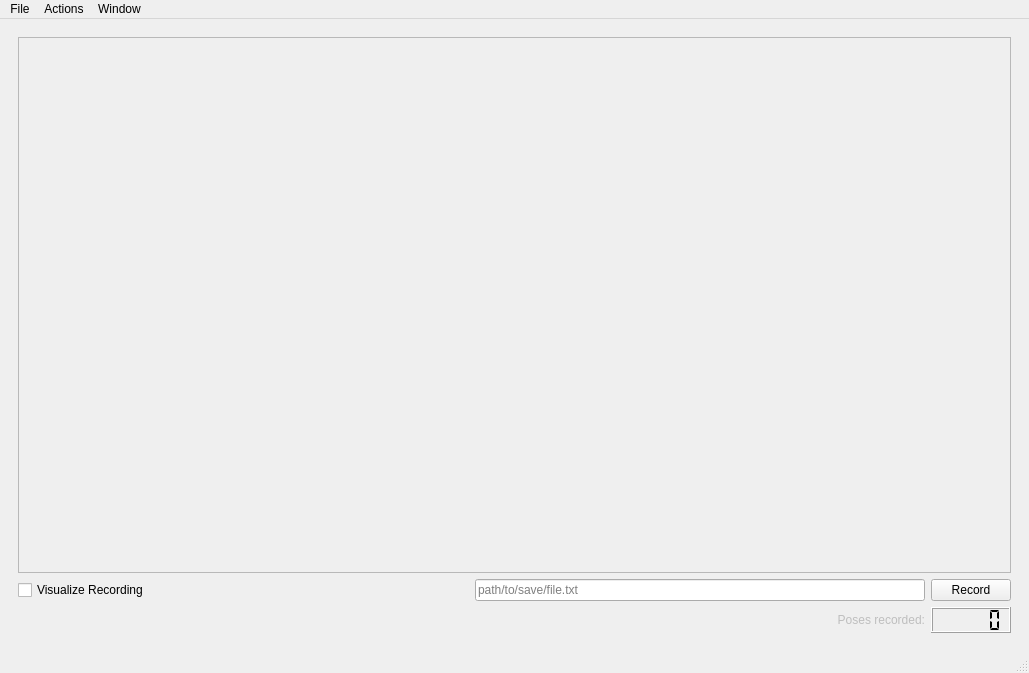
This is components/therapyAnalysis/src/mainUI.ui in robocomp/robotherapy as Qt 5 draws it before an edit. The edited form follows.
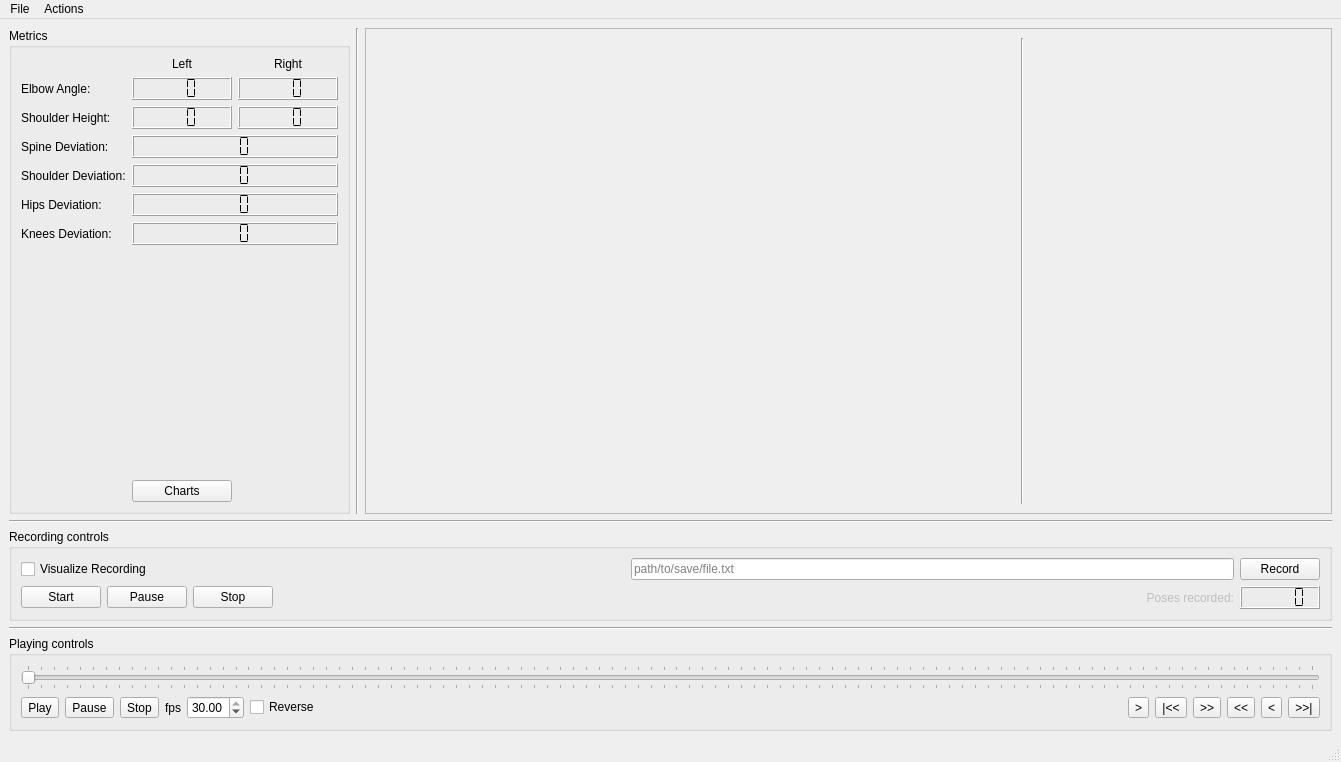
This is the edited form.

What changed in the file:
```diff
--- a/components/therapyAnalysis/src/mainUI.ui
+++ b/components/therapyAnalysis/src/mainUI.ui
@@ -6,24 +6,17 @@
    <rect>
     <x>0</x>
     <y>0</y>
-    <width>1029</width>
-    <height>673</height>
+    <width>1341</width>
+    <height>762</height>
    </rect>
   </property>
   <property name="windowTitle">
-   <string>therapyAnalysis</string>
+   <string>MainWindow</string>
   </property>
   <widget class="QWidget" name="centralwidget">
    <layout class="QVBoxLayout" name="verticalLayout_2">
     <item>
-     <widget class="QStackedWidget" name="stackedWidget">
-      <property name="currentIndex">
-       <number>1</number>
-      </property>
-      <widget class="QWidget" name="playback_page">
-       <layout class="QVBoxLayout" name="verticalLayout_4">
-        <item>
-         <layout class="QHBoxLayout" name="horizontalLayout_2" stretch="2,8">
+     <layout class="QHBoxLayout" name="horizontalLayout_2" stretch="2,0,8">
           <item>
            <widget class="QGroupBox" name="groupBox">
             <property name="title">
@@ -246,6 +239,13 @@
             </layout>
            </widget>
           </item>
+      <item>
+       <widget class="Line" name="line">
+        <property name="orientation">
+         <enum>Qt::Vertical</enum>
+        </property>
+       </widget>
+      </item>
           <item>
            <widget class="QFrame" name="osgFrame">
             <property name="minimumSize">
@@ -260,7 +260,7 @@
             <property name="frameShadow">
              <enum>QFrame::Raised</enum>
             </property>
-            <layout class="QHBoxLayout" name="horizontalLayout_4" stretch="1,1">
+        <layout class="QHBoxLayout" name="horizontalLayout_4" stretch="1,0,1">
              <item>
               <widget class="QLabel" name="video_lb">
                <property name="sizePolicy">
@@ -289,6 +289,13 @@
                </property>
               </widget>
              </item>
+         <item>
+          <widget class="Line" name="line_2">
+           <property name="orientation">
+            <enum>Qt::Vertical</enum>
+           </property>
+          </widget>
+         </item>
              <item>
               <layout class="QVBoxLayout" name="osgLayout"/>
              </item>
@@ -298,7 +305,113 @@
          </layout>
         </item>
         <item>
-         <widget class="QGroupBox" name="groupBox_2">
+     <widget class="Line" name="line_4">
+      <property name="orientation">
+       <enum>Qt::Horizontal</enum>
+      </property>
+     </widget>
+    </item>
+    <item>
+     <widget class="QGroupBox" name="record_gBox">
+      <property name="title">
+       <string>Recording controls</string>
+      </property>
+      <layout class="QHBoxLayout" name="horizontalLayout_5">
+       <item>
+        <layout class="QGridLayout" name="gridLayout_3">
+         <item row="1" column="2">
+          <widget class="QLabel" name="label_8">
+           <property name="enabled">
+            <bool>false</bool>
+           </property>
+           <property name="text">
+            <string>Poses recorded:</string>
+           </property>
+           <property name="alignment">
+            <set>Qt::AlignRight|Qt::AlignTrailing|Qt::AlignVCenter</set>
+           </property>
+          </widget>
+         </item>
+         <item row="0" column="3">
+          <widget class="QPushButton" name="record_btn">
+           <property name="text">
+            <string>Record</string>
+           </property>
+          </widget>
+         </item>
+         <item row="1" column="3">
+          <widget class="QLCDNumber" name="framesRecorded_lcd">
+           <property name="segmentStyle">
+            <enum>QLCDNumber::Flat</enum>
+           </property>
+          </widget>
+         </item>
+         <item row="0" column="2">
+          <widget class="QLineEdit" name="filePath_lnedit">
+           <property name="placeholderText">
+            <string>path/to/save/file.txt</string>
+           </property>
+          </widget>
+         </item>
+         <item row="0" column="0">
+          <widget class="QCheckBox" name="visualizeRecording_chck">
+           <property name="text">
+            <string>Visualize Recording</string>
+           </property>
+          </widget>
+         </item>
+         <item row="1" column="0">
+          <layout class="QHBoxLayout" name="horizontalLayout_3">
+           <item>
+            <widget class="QPushButton" name="startRec_btn">
+             <property name="text">
+              <string>Start</string>
+             </property>
+            </widget>
+           </item>
+           <item>
+            <widget class="QPushButton" name="pauseRec_btn">
+             <property name="text">
+              <string>Pause</string>
+             </property>
+            </widget>
+           </item>
+           <item>
+            <widget class="QPushButton" name="stopRec_btn">
+             <property name="text">
+              <string>Stop</string>
+             </property>
+            </widget>
+           </item>
+           <item>
+            <spacer name="horizontalSpacer_2">
+             <property name="orientation">
+              <enum>Qt::Horizontal</enum>
+             </property>
+             <property name="sizeHint" stdset="0">
+              <size>
+               <width>40</width>
+               <height>20</height>
+              </size>
+             </property>
+            </spacer>
+           </item>
+          </layout>
+         </item>
+        </layout>
+       </item>
+      </layout>
+     </widget>
+    </item>
+    <item>
+     <widget class="Line" name="line_3">
+      <property name="orientation">
+       <enum>Qt::Horizontal</enum>
+      </property>
+     </widget>
+    </item>
+    <item>
+     <widget class="QGroupBox" name="playback_gBox">
           <property name="title">
            <string>Playing controls</string>
           </property>
@@ -315,6 +428,74 @@
            </item>
            <item>
             <layout class="QHBoxLayout" name="horizontalLayout">
+         <item>
+          <widget class="QToolButton" name="play_btn">
+           <property name="text">
+            <string>Play</string>
+           </property>
+          </widget>
+         </item>
+         <item>
+          <widget class="QToolButton" name="pause_btn">
+           <property name="text">
+            <string>Pause</string>
+           </property>
+          </widget>
+         </item>
+         <item>
+          <widget class="QToolButton" name="stop_btn">
+           <property name="text">
+            <string>Stop</string>
+           </property>
+          </widget>
+         </item>
+         <item>
+          <widget class="QLabel" name="label_4">
+           <property name="text">
+            <string>fps</string>
+           </property>
+          </widget>
+         </item>
+         <item>
+          <widget class="QDoubleSpinBox" name="fps_spnbox">
+           <property name="minimum">
+            <double>1.000000000000000</double>
+           </property>
+           <property name="maximum">
+            <double>30.000000000000000</double>
+           </property>
+           <property name="value">
+            <double>30.000000000000000</double>
+           </property>
+          </widget>
+         </item>
+         <item>
+          <widget class="QCheckBox" name="reverse_chck">
+           <property name="text">
+            <string>Reverse</string>
+           </property>
+          </widget>
+         </item>
+         <item>
+          <spacer name="horizontalSpacer">
+           <property name="orientation">
+            <enum>Qt::Horizontal</enum>
+           </property>
+           <property name="sizeHint" stdset="0">
+            <size>
+             <width>40</width>
+             <height>20</height>
+            </size>
+           </property>
+          </spacer>
+         </item>
+         <item>
+          <widget class="QToolButton" name="fwd1_btn">
+           <property name="text">
+            <string>&gt;</string>
+           </property>
+          </widget>
+         </item>
              <item>
               <widget class="QToolButton" name="start_btn">
                <property name="text">
@@ -322,6 +503,13 @@
                </property>
               </widget>
              </item>
+         <item>
+          <widget class="QToolButton" name="fwd5_btn">
+           <property name="text">
+            <string>&gt;&gt;</string>
+           </property>
+          </widget>
+         </item>
              <item>
               <widget class="QToolButton" name="bwd5_btn">
                <property name="text">
@@ -336,20 +524,6 @@
                </property>
               </widget>
              </item>
-             <item>
-              <widget class="QToolButton" name="fwd1_btn">
-               <property name="text">
-                <string>&gt;</string>
-               </property>
-              </widget>
-             </item>
-             <item>
-              <widget class="QToolButton" name="fwd5_btn">
-               <property name="text">
-                <string>&gt;&gt;</string>
-               </property>
-              </widget>
-             </item>
              <item>
               <widget class="QToolButton" name="end_btn">
                <property name="text">
@@ -357,64 +531,6 @@
                </property>
               </widget>
              </item>
-             <item>
-              <spacer name="horizontalSpacer">
-               <property name="orientation">
-                <enum>Qt::Horizontal</enum>
-               </property>
-               <property name="sizeHint" stdset="0">
-                <size>
-                 <width>40</width>
-                 <height>20</height>
-                </size>
-               </property>
-              </spacer>
-             </item>
-             <item>
-              <widget class="QDoubleSpinBox" name="fps_spnbox">
-               <property name="maximum">
-                <double>30.000000000000000</double>
-               </property>
-               <property name="value">
-                <double>1.000000000000000</double>
-               </property>
-              </widget>
-             </item>
-             <item>
-              <widget class="QLabel" name="label_4">
-               <property name="text">
-                <string>fps</string>
-               </property>
-              </widget>
-             </item>
-             <item>
-              <widget class="QToolButton" name="play_btn">
-               <property name="text">
-                <string>Play</string>
-               </property>
-              </widget>
-             </item>
-             <item>
-              <widget class="QToolButton" name="pause_btn">
-               <property name="text">
-                <string>Pause</string>
-               </property>
-              </widget>
-             </item>
-             <item>
-              <widget class="QToolButton" name="stop_btn">
-               <property name="text">
-                <string>Stop</string>
-               </property>
-              </widget>
-             </item>
-             <item>
-              <widget class="QCheckBox" name="reverse_chck">
-               <property name="text">
-                <string>Reverse</string>
-               </property>
-              </widget>
-             </item>
             </layout>
            </item>
           </layout>
@@ -422,127 +538,13 @@
         </item>
        </layout>
       </widget>
-      <widget class="QWidget" name="record_page">
-       <layout class="QVBoxLayout" name="verticalLayout_6" stretch="10,1">
-        <item>
-         <widget class="QFrame" name="osgFrame_2">
-          <property name="minimumSize">
-           <size>
-            <width>320</width>
-            <height>240</height>
-           </size>
-          </property>
-          <property name="frameShape">
-           <enum>QFrame::StyledPanel</enum>
-          </property>
-          <property name="frameShadow">
-           <enum>QFrame::Raised</enum>
-          </property>
-          <layout class="QHBoxLayout" name="horizontalLayout_3">
-           <item>
-            <layout class="QHBoxLayout" name="osgLayout_2">
-             <item>
-              <widget class="QLabel" name="video2_lb">
-               <property name="sizePolicy">
-                <sizepolicy hsizetype="Fixed" vsizetype="Fixed">
-                 <horstretch>0</horstretch>
-                 <verstretch>0</verstretch>
-                </sizepolicy>
-               </property>
-               <property name="minimumSize">
-                <size>
-                 <width>640</width>
-                 <height>480</height>
-                </size>
-               </property>
-               <property name="maximumSize">
-                <size>
-                 <width>640</width>
-                 <height>480</height>
-                </size>
-               </property>
-               <property name="text">
-                <string/>
-               </property>
-              </widget>
-             </item>
-            </layout>
-           </item>
-          </layout>
-         </widget>
-        </item>
-        <item>
-         <layout class="QGridLayout" name="gridLayout_2">
-          <item row="1" column="1">
-           <widget class="QLabel" name="label_3">
-            <property name="enabled">
-             <bool>false</bool>
-            </property>
-            <property name="text">
-             <string>Poses recorded:</string>
-            </property>
-            <property name="alignment">
-             <set>Qt::AlignRight|Qt::AlignTrailing|Qt::AlignVCenter</set>
-            </property>
-           </widget>
-          </item>
-          <item row="0" column="2">
-           <widget class="QPushButton" name="record_btn">
-            <property name="text">
-             <string>Record</string>
-            </property>
-           </widget>
-          </item>
-          <item row="1" column="2">
-           <widget class="QLCDNumber" name="framesRecorded_lcd">
-            <property name="segmentStyle">
-             <enum>QLCDNumber::Flat</enum>
-            </property>
-           </widget>
-          </item>
-          <item row="0" column="1">
-           <widget class="QLineEdit" name="filePath_lnedit">
-            <property name="placeholderText">
-             <string>path/to/save/file.txt</string>
-            </property>
-           </widget>
-          </item>
-          <item row="1" column="0">
-           <spacer name="horizontalSpacer_2">
-            <property name="orientation">
-             <enum>Qt::Horizontal</enum>
-            </property>
-            <property name="sizeHint" stdset="0">
-             <size>
-              <width>40</width>
-              <height>20</height>
-             </size>
-            </property>
-           </spacer>
-          </item>
-          <item row="0" column="0">
-           <widget class="QCheckBox" name="visualizeRecording_chck">
-            <property name="text">
-             <string>Visualize Recording</string>
-            </property>
-           </widget>
-          </item>
-         </layout>
-        </item>
-       </layout>
-      </widget>
-     </widget>
-    </item>
-   </layout>
-  </widget>
-  <widget class="QStatusBar" name="status"/>
-  <widget class="QMenuBar" name="menuBar">
+  <widget class="QMenuBar" name="menubar">
    <property name="geometry">
     <rect>
      <x>0</x>
      <y>0</y>
-     <width>1029</width>
-     <height>22</height>
+     <width>1341</width>
+     <height>29</height>
     </rect>
    </property>
    <widget class="QMenu" name="menuFile">
@@ -567,33 +569,20 @@
     <addaction name="bwd5_action"/>
     <addaction name="endPos_action"/>
    </widget>
-   <widget class="QMenu" name="menuWindow">
-    <property name="title">
-     <string>Window</string>
-    </property>
-    <widget class="QMenu" name="menuWorkspace">
-     <property name="title">
-      <string>Workspace</string>
-     </property>
-     <addaction name="recordMode_action"/>
-     <addaction name="playbackMode_action"/>
-    </widget>
-    <addaction name="menuWorkspace"/>
-   </widget>
    <addaction name="menuFile"/>
    <addaction name="menuActions"/>
-   <addaction name="menuWindow"/>
   </widget>
-  <action name="quit_action">
-   <property name="text">
-    <string>Quit</string>
-   </property>
-  </action>
+  <widget class="QStatusBar" name="status"/>
   <action name="loadFile_action">
    <property name="text">
     <string>Load file</string>
    </property>
   </action>
+  <action name="quit_action">
+   <property name="text">
+    <string>Quit</string>
+   </property>
+  </action>
   <action name="play_action">
    <property name="text">
     <string>Play</string>
@@ -609,6 +598,11 @@
     <string>Stop</string>
    </property>
   </action>
+  <action name="startPos_action">
+   <property name="text">
+    <string>Start</string>
+   </property>
+  </action>
   <action name="fwd1_action">
    <property name="text">
     <string>Forward +1</string>
@@ -616,7 +610,7 @@
   </action>
   <action name="fwd5_action">
    <property name="text">
-    <string>Advance +5</string>
+    <string>Forward +5</string>
    </property>
   </action>
   <action name="bwd1_action">
@@ -634,21 +628,6 @@
     <string>End</string>
    </property>
   </action>
-  <action name="startPos_action">
-   <property name="text">
-    <string>Start</string>
-   </property>
-  </action>
-  <action name="recordMode_action">
-   <property name="text">
-    <string>Record</string>
-   </property>
-  </action>
-  <action name="playbackMode_action">
-   <property name="text">
-    <string>Playback</string>
-   </property>
-  </action>
  </widget>
  <resources/>
  <connections/>
```
Lines whose indentation alone changed are shown as unchanged.
